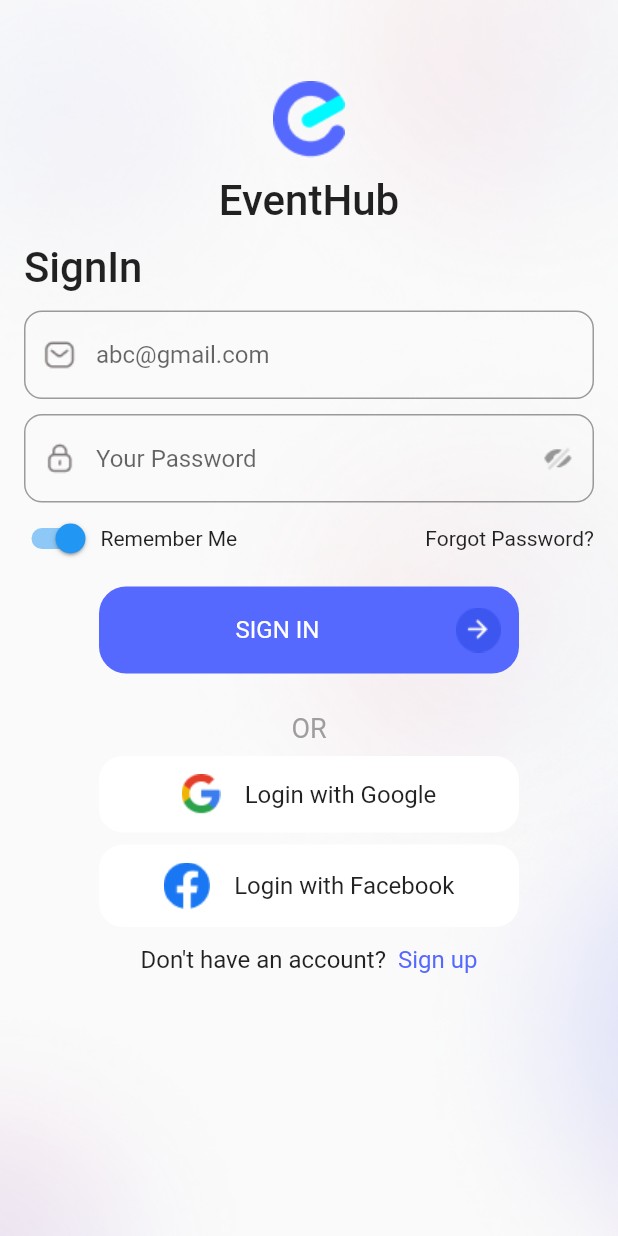
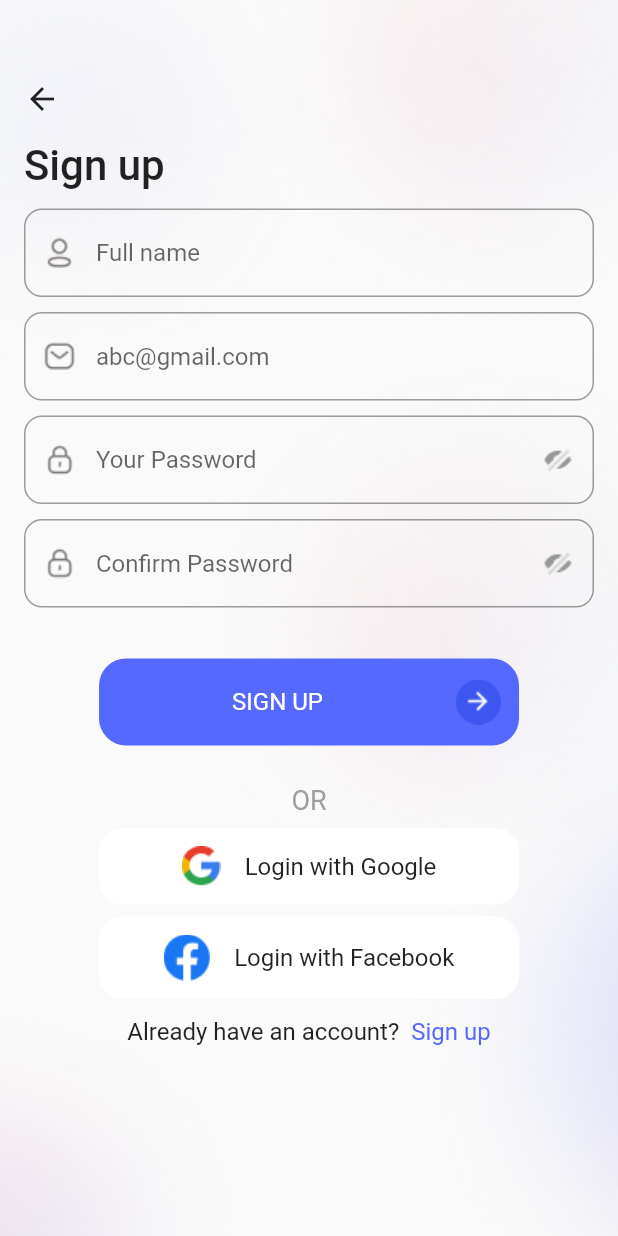
Before and after one commit to aknietmaulen/Event-Booking-App-UI-Kit--Flutter, a Flutter app: the screen it shows after launch, on a phone screen of 412 x 824 dp. Run offline on Flutter 3.47's test engine with Material 2 defaults, Android fonts, the phone set to English and light mode, and no system bars.

Commit message:
UI of SignUp Screen have been completed

```diff
--- a/lib/main.dart
+++ b/lib/main.dart
@@ -1,5 +1,6 @@
 import 'package:event_booking_app_ui/screens/onboarding1_screen.dart';
 import 'package:event_booking_app_ui/screens/signin_screen.dart';
+import 'package:event_booking_app_ui/screens/signup_screen.dart';
 import 'package:flutter/material.dart';
 import './screens/splash_screen.dart';
 
@@ -20,7 +21,8 @@ class MyApp extends StatelessWidget {
       ),
       // home: SplashScreen(),
       // home: Onboarding1Screen(),
-      home: SignInScreen(),
+      // home: SignInScreen(),
+      home: SignUpScreen(),
       debugShowCheckedModeBanner: false,
     );
   }
--- /dev/null
+++ b/lib/screens/signup_screen.dart
@@ -0,0 +1,248 @@
+import 'package:event_booking_app_ui/my_theme.dart';
+import 'package:flutter/material.dart';
+import 'package:flutter/src/widgets/framework.dart';
+import 'package:flutter/src/widgets/placeholder.dart';
+
+class SignUpScreen extends StatefulWidget {
+  const SignUpScreen({super.key});
+
+  @override
+  State<SignUpScreen> createState() => _SignInScreenState();
+}
+
+class _SignInScreenState extends State<SignUpScreen> {
+  @override
+  Widget build(BuildContext context) {
+    return Scaffold(
+      body: Stack(
+        children: [
+          Align(
+            alignment: Alignment.topLeft,
+            child: Image(
+              image: AssetImage('assets/backgrounds/signin_top_left.png'),
+            ),
+          ),
+          Align(
+            alignment: Alignment.topRight,
+            child: Image(
+              image: AssetImage('assets/backgrounds/signin_top_right.png'),
+            ),
+          ),
+          Align(
+            alignment: Alignment.centerRight,
+            child: Image(
+              image: AssetImage('assets/backgrounds/signin_center_right.png'),
+            ),
+          ),
+          Align(
+            alignment: Alignment.bottomLeft,
+            child: Image(
+              image: AssetImage('assets/backgrounds/signin_bottom_left.png'),
+            ),
+          ),
+          Align(
+            alignment: Alignment.bottomRight,
+            child: Image(
+              image: AssetImage('assets/backgrounds/signin_bottom_right.png'),
+            ),
+          ),
+          LayoutBuilder(builder:
+              (BuildContext context, BoxConstraints viewportConstraints) {
+            return SingleChildScrollView(
+              child: ConstrainedBox(
+                constraints: BoxConstraints(
+                  minHeight: viewportConstraints.maxHeight,
+                ),
+                child: Container(
+                  width: double.infinity,
+                  child: Column(
+                    children: [
+                      SizedBox(height: 54),
+                      Row(
+                        children: [
+                          SizedBox(width: 16),
+                          Icon(Icons.arrow_back),
+                        ],
+                      ),
+                      SizedBox(height: 16),
+                      Row(
+                        children: [
+                          SizedBox(width: 16),
+                          Text(
+                            'Sign up',
+                            style: TextStyle(
+                              fontSize: 28,
+                              fontWeight: FontWeight.w500,
+                            ),
+                          ),
+                        ],
+                      ),
+                      SizedBox(height: 12),
+                      Container(
+                        margin: EdgeInsets.symmetric(horizontal: 16),
+                        child: TextField(
+                          decoration: InputDecoration(
+                            prefixIcon: Image(
+                                image: AssetImage('assets/icons/profile.png')),
+                            border: OutlineInputBorder(
+                              borderRadius:
+                                  BorderRadius.all(Radius.circular(12)),
+                            ),
+                            hintText: 'Full name',
+                          ),
+                        ),
+                      ),
+                      SizedBox(height: 10),
+                      Container(
+                        margin: EdgeInsets.symmetric(horizontal: 16),
+                        child: TextField(
+                          decoration: InputDecoration(
+                            prefixIcon: Image(
+                                image: AssetImage('assets/icons/mail.png')),
+                            border: OutlineInputBorder(
+                              borderRadius:
+                                  BorderRadius.all(Radius.circular(12)),
+                            ),
+                            hintText: 'abc@gmail.com',
+                          ),
+                        ),
+                      ),
+                      SizedBox(height: 10),
+                      Container(
+                        margin: EdgeInsets.symmetric(horizontal: 16),
+                        child: TextField(
+                          decoration: InputDecoration(
+                            prefixIcon: Image(
+                                image: AssetImage('assets/icons/locked.png')),
+                            suffixIcon: Image(
+                                image:
+                                    AssetImage('assets/icons/eye_close.png')),
+                            border: OutlineInputBorder(
+                              borderRadius:
+                                  BorderRadius.all(Radius.circular(12)),
+                            ),
+                            hintText: 'Your Password',
+                          ),
+                        ),
+                      ),
+                      SizedBox(height: 10),
+                      Container(
+                        margin: EdgeInsets.symmetric(horizontal: 16),
+                        child: TextField(
+                          decoration: InputDecoration(
+                            prefixIcon: Image(
+                                image: AssetImage('assets/icons/locked.png')),
+                            suffixIcon: Image(
+                                image:
+                                    AssetImage('assets/icons/eye_close.png')),
+                            border: OutlineInputBorder(
+                              borderRadius:
+                                  BorderRadius.all(Radius.circular(12)),
+                            ),
+                            hintText: 'Confirm Password',
+                          ),
+                        ),
+                      ),
+                      SizedBox(height: 34),
+                      Container(
+                        padding: EdgeInsets.symmetric(vertical: 14),
+                        margin: EdgeInsets.symmetric(horizontal: 66),
+                        decoration: BoxDecoration(
+                          color: MyTheme.primaryColor,
+                          borderRadius: BorderRadius.all(Radius.circular(18)),
+                        ),
+                        child: Row(
+                          children: [
+                            Expanded(
+                              child: Text(
+                                'SIGN UP',
+                                textAlign: TextAlign.center,
+                                style: TextStyle(
+                                    color: MyTheme.white, fontSize: 16),
+                              ),
+                            ),
+                            Image(
+                                image:
+                                    AssetImage('assets/icons/right_arrow.png')),
+                            SizedBox(width: 12),
+                          ],
+                        ),
+                      ),
+                      SizedBox(height: 26),
+                      Text(
+                        'OR',
+                        style: TextStyle(fontSize: 18, color: MyTheme.grey),
+                      ),
+                      SizedBox(height: 8),
+                      Container(
+                        margin: EdgeInsets.symmetric(horizontal: 66),
+                        padding: EdgeInsets.symmetric(vertical: 12),
+                        decoration: BoxDecoration(
+                          color: MyTheme.white,
+                          borderRadius: BorderRadius.all(Radius.circular(16)),
+                        ),
+                        child: Row(
+                          mainAxisAlignment: MainAxisAlignment.center,
+                          children: [
+                            Image(image: AssetImage('assets/icons/google.png')),
+                            SizedBox(width: 16),
+                            Text(
+                              'Login with Google',
+                              textAlign: TextAlign.center,
+                              style: TextStyle(fontSize: 16),
+                            ),
+                          ],
+                        ),
+                      ),
+                      SizedBox(height: 8),
+                      Container(
+                        padding: EdgeInsets.symmetric(vertical: 12),
+                        margin: EdgeInsets.symmetric(horizontal: 66),
+                        decoration: BoxDecoration(
+                            color: MyTheme.white,
+                            borderRadius:
+                                BorderRadius.all(Radius.circular(16))),
+                        child: Row(
+                          mainAxisAlignment: MainAxisAlignment.center,
+                          children: [
+                            Image(
+                                image: AssetImage('assets/icons/facebook.png')),
+                            SizedBox(width: 16),
+                            Text(
+                              'Login with Facebook',
+                              textAlign: TextAlign.center,
+                              style: TextStyle(fontSize: 16),
+                            )
+                          ],
+                        ),
+                      ),
+                      SizedBox(height: 12),
+                      Row(
+                        mainAxisAlignment: MainAxisAlignment.center,
+                        children: [
+                          Text(
+                            "Already have an account?",
+                            style: TextStyle(fontSize: 16),
+                          ),
+                          SizedBox(width: 8),
+                          Text(
+                            "Sign up",
+                            style: TextStyle(
+                              color: MyTheme.primaryColor,
+                              fontSize: 16,
+                            ),
+                          ),
+                        ],
+                      ),
+                      SizedBox(height: 44),
+                    ],
+                  ),
+                ),
+              ),
+            );
+          }),
+        ],
+      ),
+    );
+  }
+}
```
Also changed, not shown: assets/icons/profile.png (added).
